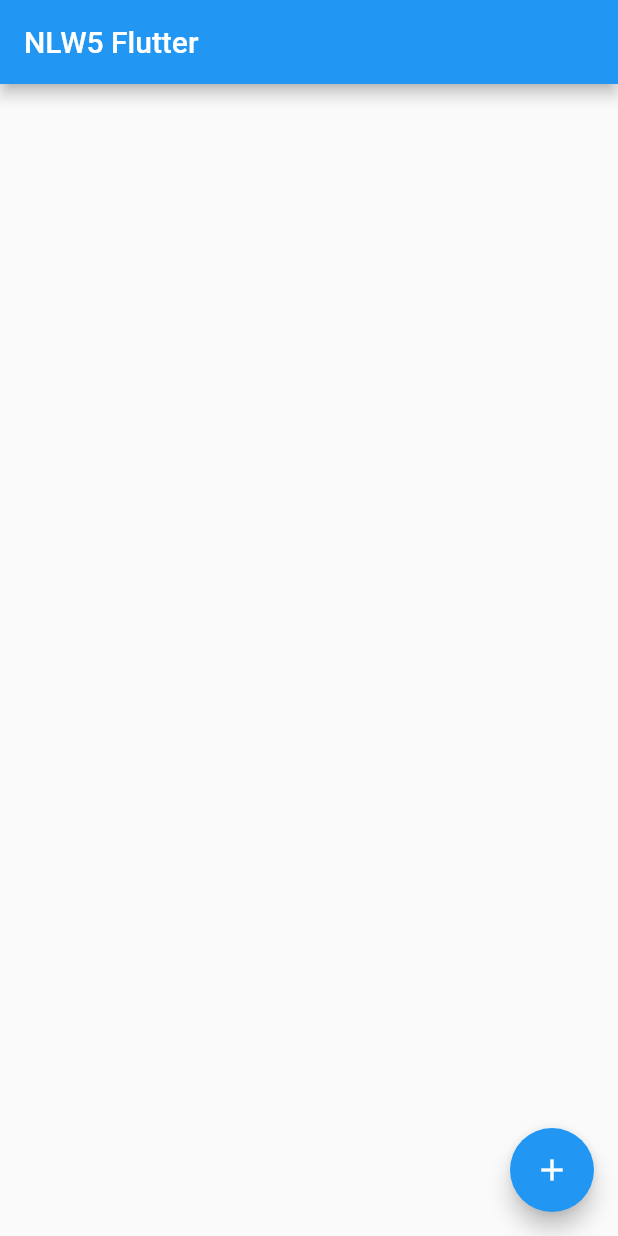
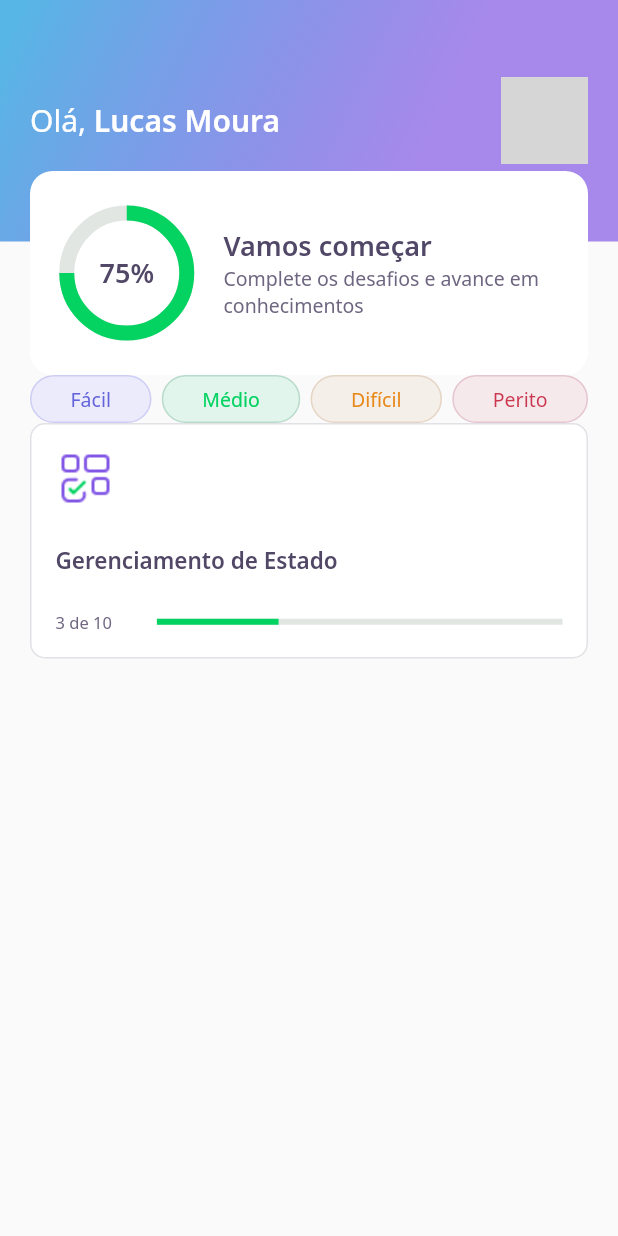
Before and after one commit to lucasmoura-dev/nlw5-dev-quiz, a Flutter app: the screen it shows after launch, on a phone screen of 412 x 824 dp. Run offline on Flutter 3.47's test engine with Material 2 defaults, Android fonts, the phone set to English and light mode, and no system bars; our stand-ins replace google_fonts; network calls fail; grey boxes are pictures that could not be loaded.

Commit message:
Criado os componentes

```diff
--- a/lib/core/app_widget.dart
+++ b/lib/core/app_widget.dart
@@ -1,3 +1,5 @@
+import 'package:DevQuiz/home/home_page.dart';
+import 'package:DevQuiz/splash/splash_page.dart';
 import 'package:flutter/material.dart';
 
 class AppWidget extends StatelessWidget {
@@ -5,15 +7,7 @@ class AppWidget extends StatelessWidget {
   Widget build(BuildContext context) {
     return MaterialApp(
       title: "DevQuiz",
-      home: Scaffold(
-        appBar: AppBar(
-          title: Text('NLW5 Flutter'),
-        ),
-        floatingActionButton: FloatingActionButton(
-          onPressed: () {},
-          child: Icon(Icons.add),
-        ),
-      ),
+      home: HomePage(),
     );
   }
 }
--- /dev/null
+++ b/lib/home/home_page.dart
@@ -0,0 +1,37 @@
+import 'package:DevQuiz/home/widgets/appbar/app_bar_widget.dart';
+import 'package:DevQuiz/home/widgets/level_button/level_button_widget.dart';
+import 'package:DevQuiz/home/widgets/quiz_card/quiz_card_widget.dart';
+import 'package:flutter/material.dart';
+
+class HomePage extends StatefulWidget {
+  HomePage({Key? key}) : super(key: key);
+
+  @override
+  _HomePageState createState() => _HomePageState();
+}
+
+class _HomePageState extends State<HomePage> {
+  @override
+  Widget build(BuildContext context) {
+    return Scaffold(
+      appBar: AppBarWidget(),
+      body: Padding(
+        padding: const EdgeInsets.symmetric(horizontal: 20),
+        child: Column(
+          children: [
+            Row(
+              mainAxisAlignment: MainAxisAlignment.spaceBetween,
+              children: [
+                LevelButtonWidget(label: 'Fácil'),
+                LevelButtonWidget(label: 'Médio'),
+                LevelButtonWidget(label: 'Difícil'),
+                LevelButtonWidget(label: 'Perito'),
+              ],
+            ),
+            QuizCardWidget()
+          ],
+        ),
+      ),
+    );
+  }
+}
--- /dev/null
+++ b/lib/home/widgets/appbar/app_bar_widget.dart
@@ -0,0 +1,50 @@
+import 'package:DevQuiz/core/app_gradients.dart';
+import 'package:DevQuiz/core/core.dart';
+import 'package:DevQuiz/core/app_text_styles.dart';
+import 'package:DevQuiz/home/widgets/score_card/score_card_widget.dart';
+import 'package:flutter/material.dart';
+
+class AppBarWidget extends PreferredSize {
+  AppBarWidget()
+      : super(
+            preferredSize: Size.fromHeight(250),
+            child: Container(
+              height: 250,
+              child: Stack(
+                children: [
+                  Container(
+                    height: 161,
+                    width: double.maxFinite,
+                    padding: const EdgeInsets.symmetric(horizontal: 20),
+                    decoration: BoxDecoration(gradient: AppGradients.linear),
+                    child: Row(
+                      mainAxisAlignment: MainAxisAlignment.spaceBetween,
+                      children: [
+                        Text.rich(
+                          TextSpan(
+                              text: "Olá, ",
+                              style: AppTextStyles.title,
+                              children: [
+                                TextSpan(
+                                    text: "Lucas Moura",
+                                    style: AppTextStyles.titleBold)
+                              ]),
+                        ),
+                        Container(
+                          width: 58,
+                          height: 58,
+                          decoration: BoxDecoration(
+                              borderRadius: BorderRadius.circular(10),
+                              image: DecorationImage(
+                                  image: NetworkImage(
+                                      'https://avatars.githubusercontent.com/u/54961607?v=4'))),
+                        )
+                      ],
+                    ),
+                  ),
+                  Align(
+                      alignment: Alignment(0.0, 1.0), child: ScoreCardWidget())
+                ],
+              ),
+            ));
+}
--- /dev/null
+++ b/lib/home/widgets/chart/chart_widget.dart
@@ -0,0 +1,37 @@
+import 'package:DevQuiz/core/app_colors.dart';
+import 'package:DevQuiz/core/app_text_styles.dart';
+import 'package:flutter/material.dart';
+
+class ChartWidget extends StatelessWidget {
+  const ChartWidget({Key? key}) : super(key: key);
+
+  @override
+  Widget build(BuildContext context) {
+    return Container(
+      height: 80,
+      width: 80,
+      child: Stack(
+        children: [
+          Center(
+            child: Container(
+              width: 80,
+              height: 80,
+              child: CircularProgressIndicator(
+                strokeWidth: 10,
+                value: .75,
+                backgroundColor: AppColors.chartSecondary,
+                valueColor:
+                    AlwaysStoppedAnimation<Color>(AppColors.chartPrimary),
+              ),
+            ),
+          ),
+          Center(
+              child: Text(
+            "75%",
+            style: AppTextStyles.heading,
+          ))
+        ],
+      ),
+    );
+  }
+}
--- /dev/null
+++ b/lib/home/widgets/level_button/level_button_widget.dart
@@ -0,0 +1,53 @@
+import 'package:DevQuiz/core/app_colors.dart';
+import 'package:flutter/material.dart';
+import 'package:google_fonts/google_fonts.dart';
+
+class LevelButtonWidget extends StatelessWidget {
+  final String label;
+  LevelButtonWidget({Key? key, required this.label})
+      : assert(["Fácil", "Médio", "Difícil", "Perito"].contains(label)),
+        super(key: key);
+
+  final config = {
+    "Fácil": {
+      "color": AppColors.levelButtonFacil,
+      "borderColor": AppColors.levelButtonBorderFacil,
+      "fontColor": AppColors.levelButtonTextFacil
+    },
+    "Médio": {
+      "color": AppColors.levelButtonMedio,
+      "borderColor": AppColors.levelButtonBorderMedio,
+      "fontColor": AppColors.levelButtonTextMedio
+    },
+    "Difícil": {
+      "color": AppColors.levelButtonDificil,
+      "borderColor": AppColors.levelButtonBorderDificil,
+      "fontColor": AppColors.levelButtonTextDificil
+    },
+    "Perito": {
+      "color": AppColors.levelButtonPerito,
+      "borderColor": AppColors.levelButtonBorderPerito,
+      "fontColor": AppColors.levelButtonTextPerito
+    },
+  };
+
+  Color get color => config[label]!['color']!;
+  Color get borderColor => config[label]!['borderColor']!;
+  Color get fontColor => config[label]!['fontColor']!;
+
+  @override
+  Widget build(BuildContext context) {
+    return Container(
+        decoration: BoxDecoration(
+            borderRadius: BorderRadius.circular(28),
+            color: color,
+            border: Border.fromBorderSide(BorderSide(color: borderColor))),
+        child: Padding(
+          padding: const EdgeInsets.symmetric(horizontal: 26, vertical: 6),
+          child: Text(
+            this.label,
+            style: GoogleFonts.notoSans(color: fontColor, fontSize: 13),
+          ),
+        ));
+  }
+}
--- /dev/null
+++ b/lib/home/widgets/quiz_card/quiz_card_widget.dart
@@ -0,0 +1,59 @@
+import 'package:DevQuiz/core/app_colors.dart';
+import 'package:DevQuiz/core/app_images.dart';
+import 'package:DevQuiz/core/app_text_styles.dart';
+import 'package:flutter/material.dart';
+
+class QuizCardWidget extends StatelessWidget {
+  const QuizCardWidget({Key? key}) : super(key: key);
+
+  @override
+  Widget build(BuildContext context) {
+    return Container(
+      padding: EdgeInsets.all(16),
+      decoration: BoxDecoration(
+          border: Border.fromBorderSide(BorderSide(color: AppColors.border)),
+          color: AppColors.white,
+          borderRadius: BorderRadius.circular(10)),
+      child: Column(
+        crossAxisAlignment: CrossAxisAlignment.start,
+        children: [
+          Container(
+            height: 40,
+            width: 40,
+            child: Image.asset(AppImages.blocks),
+          ),
+          SizedBox(
+            height: 24,
+          ),
+          Text(
+            "Gerenciamento de Estado",
+            style: AppTextStyles.heading15,
+          ),
+          SizedBox(
+            height: 24,
+          ),
+          Row(
+            children: [
+              Expanded(
+                flex: 1,
+                child: Text(
+                  "3 de 10",
+                  style: AppTextStyles.body11,
+                ),
+              ),
+              Expanded(
+                flex: 4,
+                child: LinearProgressIndicator(
+                  value: 0.3,
+                  backgroundColor: AppColors.chartSecondary,
+                  valueColor:
+                      AlwaysStoppedAnimation<Color>(AppColors.chartPrimary),
+                ),
+              )
+            ],
+          )
+        ],
+      ),
+    );
+  }
+}
--- /dev/null
+++ b/lib/home/widgets/score_card/score_card_widget.dart
@@ -0,0 +1,52 @@
+import 'package:DevQuiz/home/widgets/chart/chart_widget.dart';
+import 'package:DevQuiz/core/app_colors.dart';
+import 'package:DevQuiz/core/app_text_styles.dart';
+import 'package:flutter/material.dart';
+
+class ScoreCardWidget extends StatelessWidget {
+  const ScoreCardWidget({Key? key}) : super(key: key);
+
+  @override
+  Widget build(BuildContext context) {
+    return Padding(
+      padding: const EdgeInsets.only(left: 20, right: 20),
+      child: Container(
+        height: 136,
+        decoration: BoxDecoration(
+            color: AppColors.white, borderRadius: BorderRadius.circular(15)),
+        child: Padding(
+          padding: const EdgeInsets.symmetric(horizontal: 24),
+          child: Row(
+            crossAxisAlignment: CrossAxisAlignment.center,
+            children: [
+              Expanded(
+                flex: 1,
+                child: ChartWidget(),
+              ),
+              Expanded(
+                flex: 3,
+                child: Padding(
+                  padding: const EdgeInsets.only(left: 24),
+                  child: Column(
+                    mainAxisAlignment: MainAxisAlignment.center,
+                    crossAxisAlignment: CrossAxisAlignment.start,
+                    children: [
+                      Text(
+                        "Vamos começar",
+                        style: AppTextStyles.heading,
+                      ),
+                      Text(
+                        "Complete os desafios e avance em conhecimentos",
+                        style: AppTextStyles.body,
+                      )
+                    ],
+                  ),
+                ),
+              )
+            ],
+          ),
+        ),
+      ),
+    );
+  }
+}
--- /dev/null
+++ b/lib/splash/splash_page.dart
@@ -0,0 +1,17 @@
+import 'package:DevQuiz/core/app_gradients.dart';
+import 'package:DevQuiz/core/app_images.dart';
+import 'package:flutter/material.dart';
+
+class SplashPage extends StatelessWidget {
+  @override
+  Widget build(BuildContext context) {
+    return Scaffold(
+      body: Container(
+        decoration: BoxDecoration(gradient: AppGradients.linear),
+        child: Center(
+          child: Image.asset(AppImages.logo),
+        ),
+      ),
+    );
+  }
+}
--- a/pubspec.yaml
+++ b/pubspec.yaml
@@ -1,5 +1,5 @@
 name: DevQuiz
-description: DevQuiz - Gabul DEV
+description: DevQuiz - Lucas Moura
 version: 1.0.0+1
 
 environment:
```
